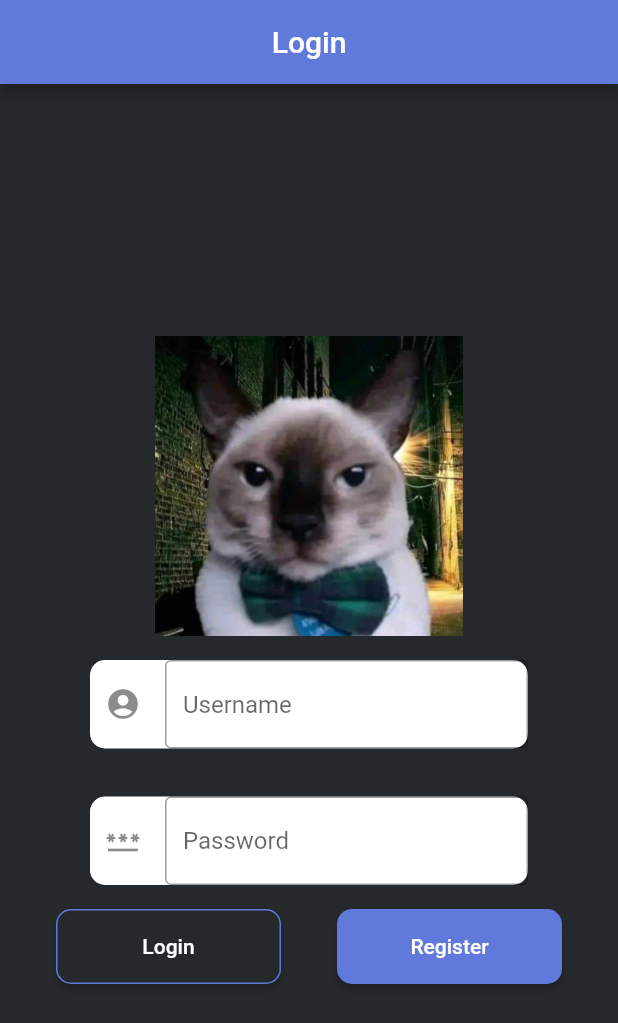
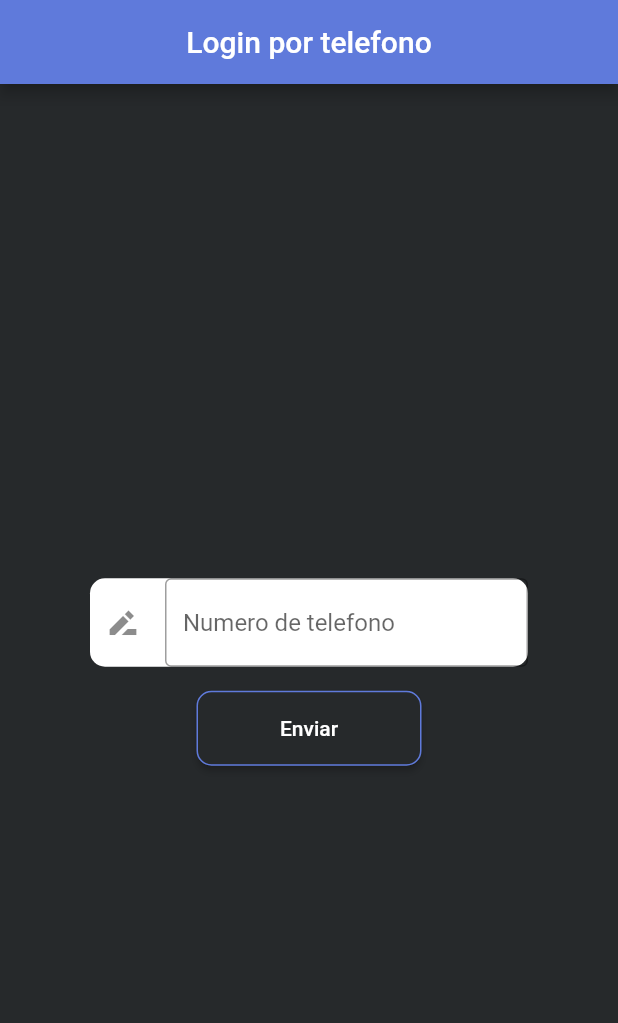
Before and after one commit to huugolopeez/Actividad3, a Flutter app: the screen it shows after launch, on a phone screen of 412 x 824 dp. Shown: the top 1023 px of the screen. Run offline on Flutter 3.47's test engine with Material 2 defaults, Android fonts, the phone set to English and light mode, and no system bars; our stand-ins replace cloud_firestore, firebase_auth, firebase_core, shared_preferences; accounts and stored records are empty; generated files the repository leaves out were written again.

Commit message:
Commit Registro con movil

```diff
--- a/lib/Actividad3.dart
+++ b/lib/Actividad3.dart
@@ -2,6 +2,7 @@ import 'package:actividad3/main/GestionView.dart';
 import 'package:actividad3/main/PostCreateView.dart';
 import 'package:actividad3/main/PostView.dart';
 import 'package:actividad3/onBoarding/MLoginView.dart';
+import 'package:actividad3/onBoarding/PhoneLoginView.dart';
 import 'package:flutter/foundation.dart';
 import 'package:flutter/material.dart';
 
@@ -39,7 +40,7 @@ class Actividad3 extends StatelessWidget {
       materialApp = MaterialApp(
           title: '3PMDM',
           debugShowCheckedModeBanner: false,
-          initialRoute: '/splashview',
+          initialRoute: '/phoneloginview',
           routes: {
             '/loginview': (context) => MLoginView(),
             '/registerview': (context) => RegisterView(),
@@ -47,7 +48,8 @@ class Actividad3 extends StatelessWidget {
             '/splashview': (context) => SplashView(),
             '/perfilview': (context) => PerfilView(),
             '/postview': (context) => PostView(),
-            '/postcreateview': (context) => PostCreateView()
+            '/postcreateview': (context) => PostCreateView(),
+            '/phoneloginview': (context) => PhoneLoginView()
           }
       );
     }
--- a/lib/custom/HLMDrawerClass.dart
+++ b/lib/custom/HLMDrawerClass.dart
@@ -29,7 +29,7 @@ class HLMDrawerClass extends StatelessWidget {
                                 child: Icon(Icons.account_circle)
                             ),
                             Text(
-                                DataHolder().selectUser.nombre.toString(),
+                                DataHolder().selectedUser.nombre.toString(),
                                 style: const TextStyle(color: Colors.white)
                             )
                           ])
--- a/lib/custom/HLWDrawerClass.dart
+++ b/lib/custom/HLWDrawerClass.dart
@@ -29,7 +29,7 @@ class HLWDrawerClass extends StatelessWidget {
                                       child: Icon(Icons.account_circle)
                                   ),
                                   Text(
-                                      DataHolder().selectUser.nombre.toString(),
+                                      DataHolder().selectedUser.nombre.toString(),
                                       style: const TextStyle(color: Colors.white)
                                   )
                                 ])
--- a/lib/main/PostView.dart
+++ b/lib/main/PostView.dart
@@ -20,7 +20,7 @@ class PostView extends StatelessWidget {
                             child: Icon(Icons.account_circle)
                         ),
                         Text(
-                  DataHolder().selectUser.nombre.toString(),
+                            DataHolder().selectedUser.nombre.toString(),
                             //'Nombre de usuario',
                             style: TextStyle(color: Colors.white)
                         )
--- a/lib/main/WHomeView.dart
+++ b/lib/main/WHomeView.dart
@@ -11,6 +11,7 @@ import 'package:flutter/material.dart';
 import '../custom/HLWDrawerClass.dart';
 
 class WHomeView extends StatefulWidget {
+
   @override
   State<WHomeView> createState() => _WHomeViewState();
 }
@@ -89,7 +90,7 @@ class _WHomeViewState extends State<WHomeView> {
           padding: const EdgeInsets.all(20),
           gridDelegate: const SliverGridDelegateWithFixedCrossAxisCount(
               crossAxisCount: 4,
-              mainAxisExtent: 150,
+              mainAxisExtent: 125,
           ),
           itemCount: posts.length,
           itemBuilder: (context, index) {
--- a/lib/onBoarding/PerfilView.dart
+++ b/lib/onBoarding/PerfilView.dart
@@ -51,8 +51,8 @@ class PerfilView extends StatelessWidget {
             mainAxisAlignment: MainAxisAlignment.center,
             children: [
               Image.asset('resources/gatoElegante.jpg', height: 200),
-              HLTextField(sLabel: 'Name', tecController: tecName, iIcon: const Icon(Icons.drive_file_rename_outline_sharp)),
-              HLTextField(sLabel: 'Age', tecController: tecAge, iIcon: const Icon(Icons.drive_file_rename_outline_sharp)),
+              HLTextField(sLabel: 'Nombre', tecController: tecName, iIcon: const Icon(Icons.drive_file_rename_outline_sharp)),
+              HLTextField(sLabel: 'Edad', tecController: tecAge, iIcon: const Icon(Icons.drive_file_rename_outline_sharp)),
               HLButtonsBoarding(sText0: const Text('Aceptar'), sText1: const Text('Cancelar'), evento: onHLTextutton)
             ]
         )
--- /dev/null
+++ b/lib/onBoarding/PhoneLoginView.dart
@@ -0,0 +1,121 @@
+import 'package:actividad3/custom/HLButtonsBoarding.dart';
+import 'package:actividad3/custom/HLTextField.dart';
+import 'package:actividad3/singletone/DataHolder.dart';
+import 'package:firebase_auth/firebase_auth.dart';
+import 'package:flutter/material.dart';
+
+class PhoneLoginView extends StatefulWidget {
+
+  @override
+  State<PhoneLoginView> createState() => _PhoneLoginViewState();
+}
+
+class _PhoneLoginViewState extends State<PhoneLoginView> {
+
+  TextEditingController tecPhone = TextEditingController();
+  TextEditingController tecVerify = TextEditingController();
+  String sVerifyCode = '';
+  bool blGetVerify = false;
+
+  void sendPhonePressed() async {
+    String sPhone = tecPhone.text;
+
+    FirebaseAuth.instance.verifyPhoneNumber(
+        phoneNumber: sPhone,
+        verificationCompleted: verifyCompleted,
+        verificationFailed: verifyFailed,
+        codeSent: codeSent,
+        codeAutoRetrievalTimeout: codeTimeout
+    );
+  }
+
+  void verifyCompleted(PhoneAuthCredential credential) async {
+    await FirebaseAuth.instance.signInWithCredential(credential);
+    Navigator.of(context).popAndPushNamed('/homeview');
+  }
+
+  void verifyFailed(FirebaseAuthException exception) {
+    if (exception.code == 'invalid-phone-number') {
+      print('The provided phone number is not valid.');
+    }
+  }
+
+  void codeSent(String code, int? resendToken) {
+    sVerifyCode = code;
+
+    setState(() {
+      blGetVerify = true;
+    });
+  }
+
+  void codeTimeout(String timeout) {
+
+  }
+
+  void enviarVerifyPressed() async {
+    String smsCode = tecVerify.text;
+
+    PhoneAuthCredential credential =
+    PhoneAuthProvider.credential(verificationId: sVerifyCode, smsCode: smsCode);
+
+    await FirebaseAuth.instance.signInWithCredential(credential);
+
+    Navigator.of(context).popAndPushNamed("/homeview");
+  }
+
+  @override
+  Widget build(BuildContext context) {
+
+    return Scaffold(
+        backgroundColor: DataHolder().colorFondo,
+        appBar: AppBar(
+            title: const Text('Login por telefono'),
+            centerTitle: true,
+            backgroundColor: DataHolder().colorPrincipal
+        ),
+        body: Column(
+            mainAxisAlignment: MainAxisAlignment.center,
+            children: [
+              HLTextField(sLabel: 'Numero de telefono', tecController: tecPhone, iIcon: const Icon(Icons.drive_file_rename_outline_sharp)),
+              ConstrainedBox(
+                  constraints: const BoxConstraints.tightFor(width: 150, height: 50),
+                  child: ElevatedButton(
+                      onPressed: sendPhonePressed,
+                      style: ButtonStyle(
+                          backgroundColor: MaterialStateProperty.all(DataHolder().colorFondo),
+                          side: MaterialStateProperty.all(BorderSide(color: DataHolder().colorPrincipal)),
+                          shape: MaterialStateProperty.all<RoundedRectangleBorder>(
+                              RoundedRectangleBorder(
+                                  borderRadius: BorderRadius.circular(10.0)
+                              ))),
+                      child: const Text(
+                          'Enviar',
+                          style: TextStyle(
+                              color: Colors.white
+                          ))
+                  )),
+              if(blGetVerify)
+                HLTextField(sLabel: 'Numero de verificacion', tecController: tecVerify, iIcon: const Icon(Icons.drive_file_rename_outline_sharp)),
+              if(blGetVerify)
+                ConstrainedBox(
+                    constraints: const BoxConstraints.tightFor(width: 150, height: 50),
+                    child: ElevatedButton(
+                        onPressed: enviarVerifyPressed,
+                        style: ButtonStyle(
+                            backgroundColor: MaterialStateProperty.all(DataHolder().colorFondo),
+                            side: MaterialStateProperty.all(BorderSide(color: DataHolder().colorPrincipal)),
+                            shape: MaterialStateProperty.all<RoundedRectangleBorder>(
+                                RoundedRectangleBorder(
+                                    borderRadius: BorderRadius.circular(10.0)
+                                ))),
+                        child: const Text(
+                            'Enviar',
+                            style: TextStyle(
+                                color: Colors.white
+                            ))
+                    )),
+            ]
+        )
+    );
+  }
+}
--- a/lib/singletone/DataHolder.dart
+++ b/lib/singletone/DataHolder.dart
@@ -17,7 +17,7 @@ class DataHolder {
   late Color colorPrincipal;
 
   late FbPost selectedPost;
-  late FbUsuario selectUser;
+  late FbUsuario selectedUser;
 
   DataHolder._internal() {
     initCache();
@@ -43,8 +43,8 @@ class DataHolder {
   void saveSelectedUserInCache() async {
     SharedPreferences prefs = await SharedPreferences.getInstance();
 
-    prefs.setString('userName', selectUser.nombre);
-    prefs.setInt('userAge', selectUser.edad);
+    prefs.setString('userName', selectedUser.nombre);
+    prefs.setInt('userAge', selectedUser.edad);
   }
 
   void loadColors() {
@@ -61,7 +61,7 @@ class DataHolder {
     userName ??= '';
     userAge ??= 0;
 
-    selectUser = FbUsuario(nombre: userName, edad: userAge);
+    selectedUser = FbUsuario(nombre: userName, edad: userAge);
   }
 
   void loadCacheFbPost() async {
--- a/lib/splash/SplashView.dart
+++ b/lib/splash/SplashView.dart
@@ -26,7 +26,7 @@ class _SplashViewState extends State<SplashView> {
       FbUsuario? usuario = docSnap.data();
 
       if(usuario != null) {
-        DataHolder().selectUser = usuario;
+        DataHolder().selectedUser = usuario;
         DataHolder().saveSelectedUserInCache();
         Navigator.of(context).popAndPushNamed('/homeview');
       } else {
```
Also changed, not shown: lib/main/MHomeView.dart (+7 -7 lines). Lines whose indentation alone changed are shown as unchanged.
